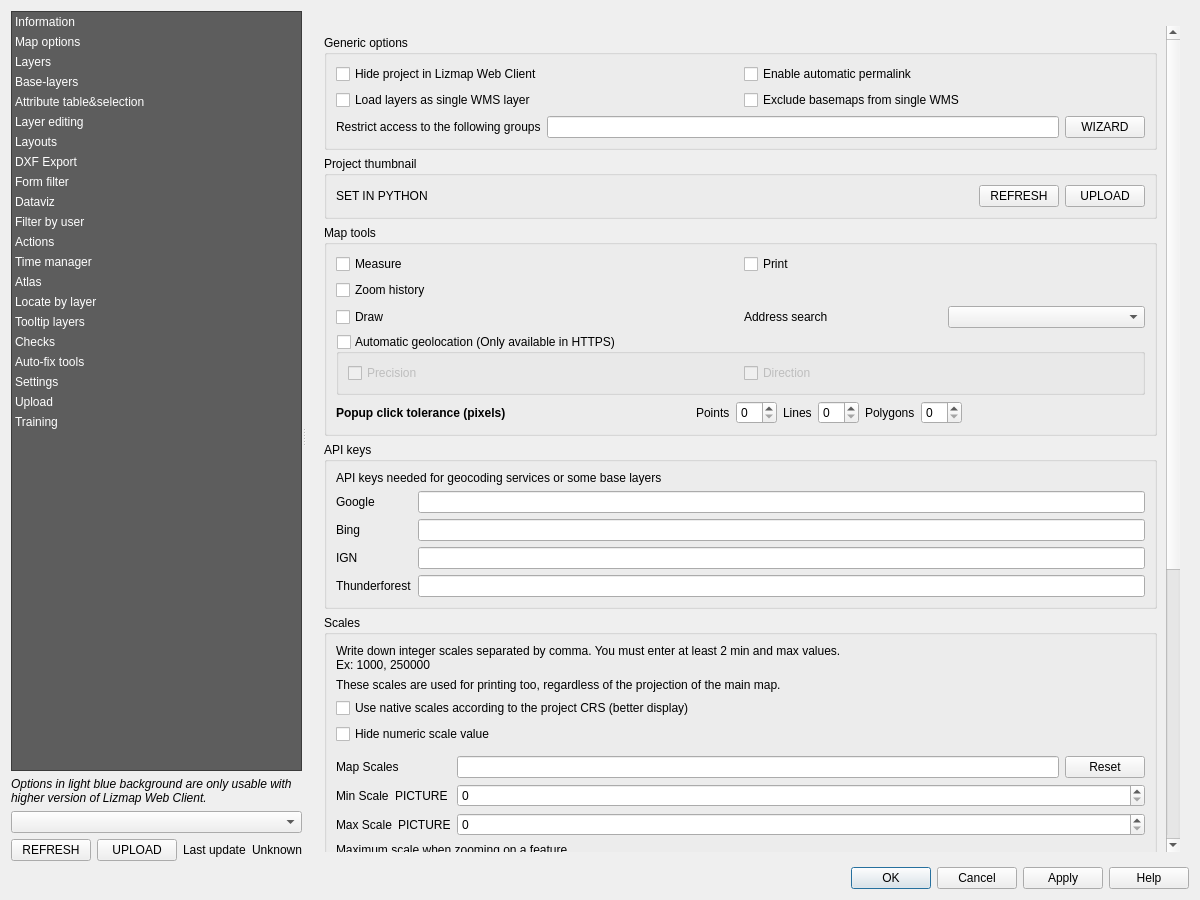
This is lizmap/resources/ui/ui_lizmap.ui in 3liz/lizmap-plugin as Qt 5 draws it before an edit. The edited form follows.
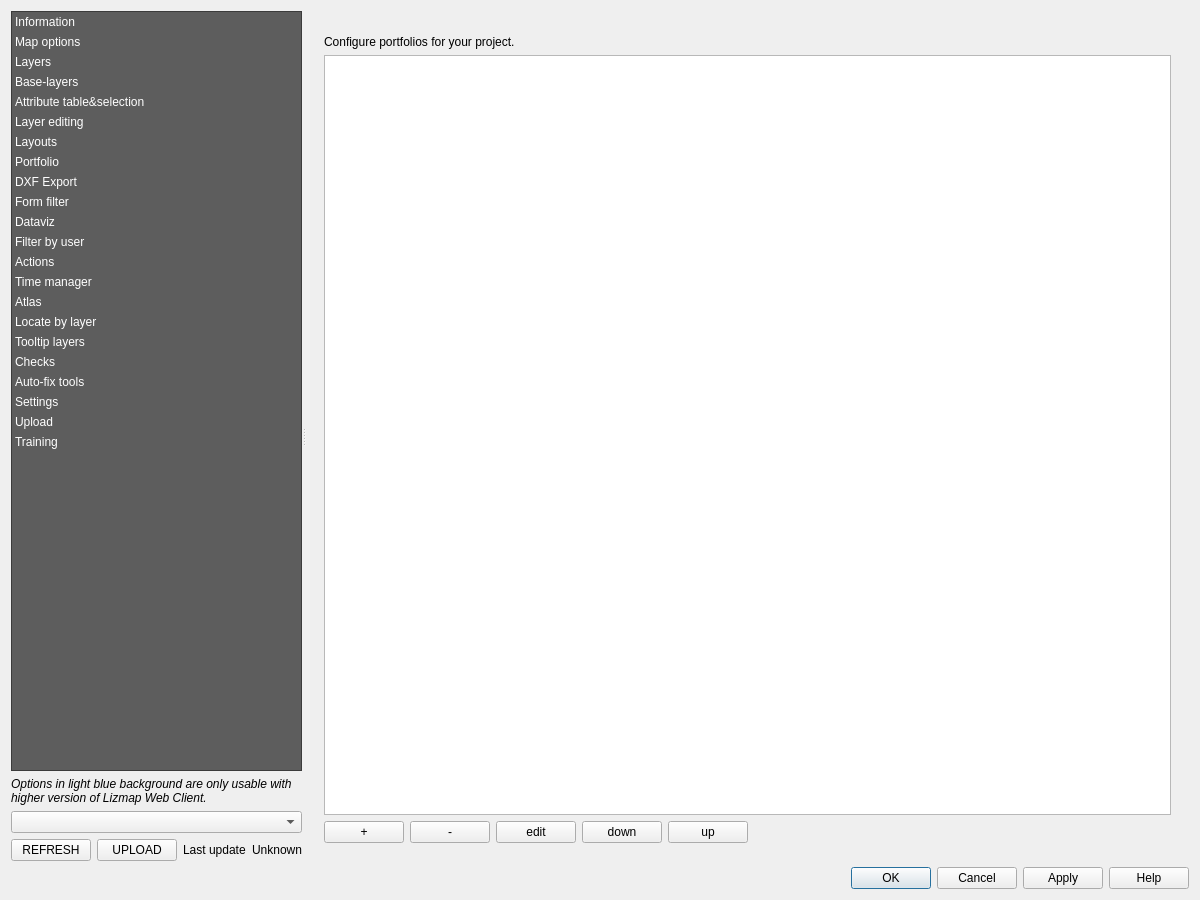
This is the edited form. Custom widgets are drawn as their Qt base class.

The edit to the form file:
```diff
--- a/lizmap/resources/ui/ui_lizmap.ui
+++ b/lizmap/resources/ui/ui_lizmap.ui
@@ -133,6 +133,11 @@
            <string>Layouts</string>
           </property>
          </item>
+         <item>
+          <property name="text">
+           <string>Portfolio</string>
+          </property>
+         </item>
          <item>
           <property name="text">
            <string>DXF Export</string>
@@ -326,7 +331,7 @@
           </sizepolicy>
          </property>
          <property name="currentIndex">
-          <number>1</number>
+          <number>7</number>
          </property>
          <widget class="QWidget" name="page_information">
           <layout class="QVBoxLayout" name="verticalLayout_7">
@@ -3077,6 +3082,75 @@
            </item>
           </layout>
          </widget>
+         <widget class="QWidget" name="page_portfolio">
+          <layout class="QVBoxLayout" name="verticalLayout_portfolio">
+           <item>
+            <widget class="QLabel" name="label_portfolio_panel">
+             <property name="text">
+              <string>Configure portfolios for your project.</string>
+             </property>
+             <property name="wordWrap">
+              <bool>true</bool>
+             </property>
+            </widget>
+           </item>
+           <item>
+            <widget class="QTableWidget" name="table_portfolio"/>
+           </item>
+           <item>
+            <layout class="QHBoxLayout" name="horizontalLayout_portfolio">
+             <item>
+              <widget class="QPushButton" name="add_portfolio_button">
+               <property name="text">
+                <string>+</string>
+               </property>
+              </widget>
+             </item>
+             <item>
+              <widget class="QPushButton" name="remove_portfolio_button">
+               <property name="text">
+                <string>-</string>
+               </property>
+              </widget>
+             </item>
+             <item>
+              <widget class="QPushButton" name="edit_portfolio_button">
+               <property name="text">
+                <string>edit</string>
+               </property>
+              </widget>
+             </item>
+             <item>
+              <widget class="QPushButton" name="down_portfolio_button">
+               <property name="text">
+                <string>down</string>
+               </property>
+              </widget>
+             </item>
+             <item>
+              <widget class="QPushButton" name="up_portfolio_button">
+               <property name="text">
+                <string>up</string>
+               </property>
+              </widget>
+             </item>
+             <item>
+              <spacer name="horizontalSpacer_portfolio">
+               <property name="orientation">
+                <enum>Qt::Horizontal</enum>
+               </property>
+               <property name="sizeHint" stdset="0">
+                <size>
+                 <width>40</width>
+                 <height>20</height>
+                </size>
+               </property>
+              </spacer>
+             </item>
+            </layout>
+           </item>
+          </layout>
+         </widget>
          <widget class="QWidget" name="page_dxf_export">
           <layout class="QVBoxLayout" name="verticalLayout_dxf_export">
            <item>
```
Left out of the diff: 8 changed lines with no effect on the pictures.
